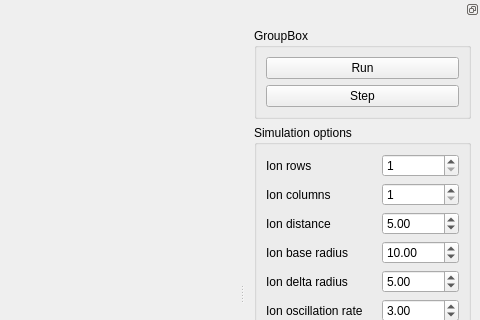
borman/physics-lorentz, file src/MainWindow.ui: the form before one commit; both pictures show x 378 to 858 and y 0 to 320 of the 858 by 585 pixel window.
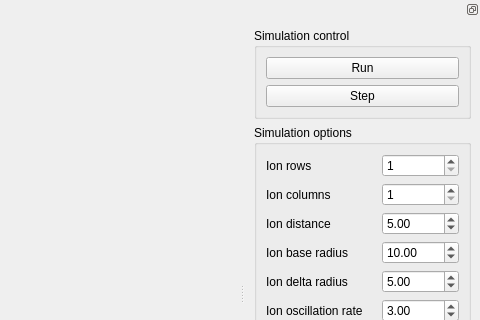
The form after the commit. Custom widgets are drawn as their Qt base class.

Patch:
```diff
--- a/src/MainWindow.ui
+++ b/src/MainWindow.ui
@@ -106,7 +106,7 @@
      <item row="0" column="0" colspan="2">
       <widget class="QGroupBox" name="grpControl">
        <property name="title">
-        <string>GroupBox</string>
+        <string>Simulation control</string>
        </property>
        <layout class="QFormLayout" name="formLayout_3">
         <item row="0" column="0" colspan="2">
```
